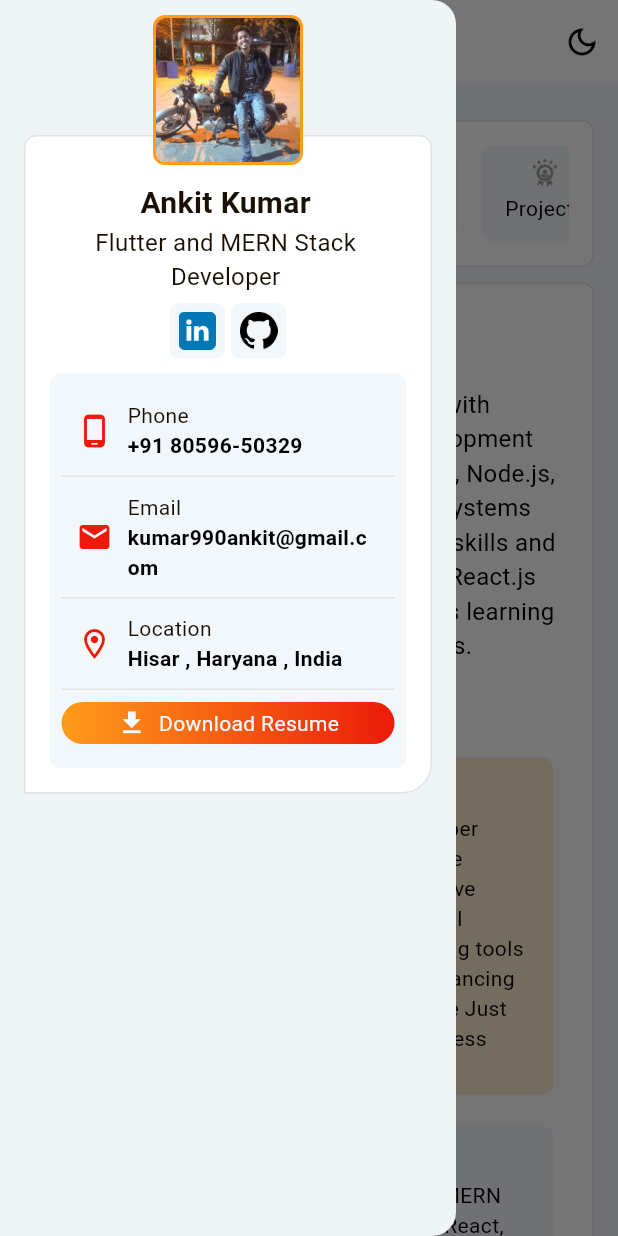
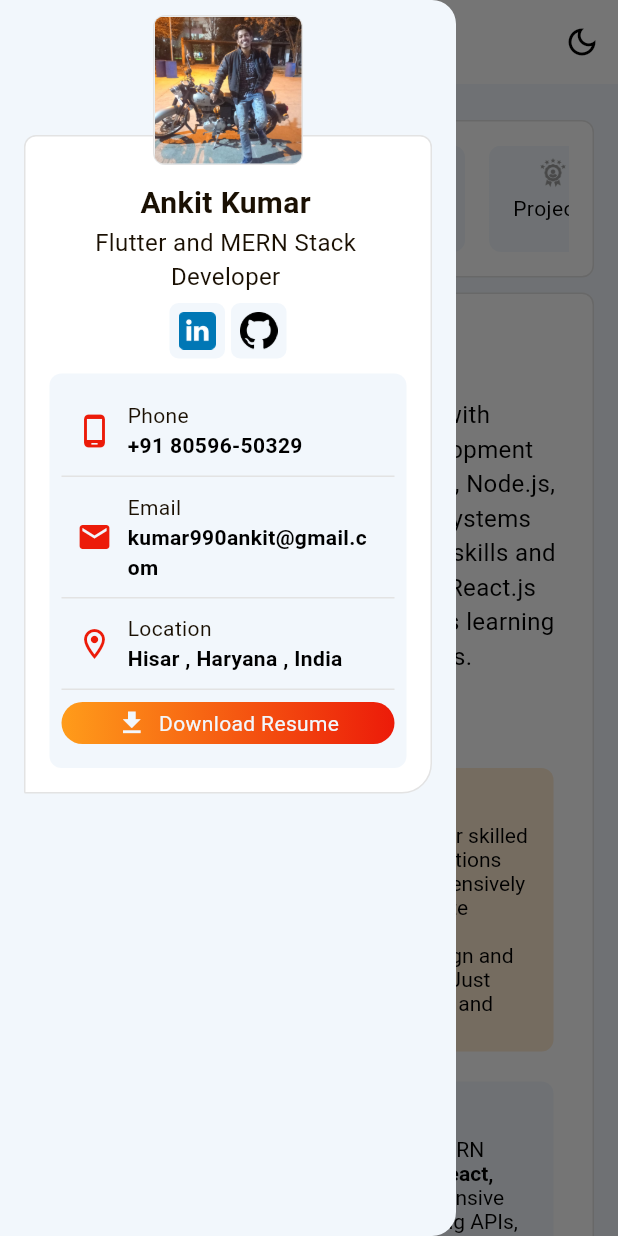
Before and after one commit to Ankit-Developer-2024/portfolio-Flutter, a Flutter app: the screen it shows after launch, with the side drawer open, on a phone screen of 412 x 824 dp. Run offline on Flutter 3.47's test engine with Material 3 defaults, Android fonts, the phone set to English and light mode, and no system bars; drawn by our look-alikes of toastification; our stand-ins replace carousel_slider, get, google_fonts, responsive_builder; missing offline and left inert: universal_html.

Commit message:
improve ui and solve some bug

```diff
--- a/lib/core/localization/localization.dart
+++ b/lib/core/localization/localization.dart
@@ -28,11 +28,15 @@ class Localization extends Translations {
               """Recent Computer Science graduate with hands-on experience in mobile development using Flutter. Proficient in JavaScript, Node.js, and Dart, alongside version control systems like Git. Demonstratesstrong testing skills and familiarity with frameworks such as React.js and Flutter. Committed to continuous learning and mastering emerging technologies.""",
           "what_i_do": "What I do!",
           "app_development": "App Development",
-          "user_app_development":
-              "I am an experienced Flutter app developer skilled in creating cross-platform mobile applications using Flutter and Dart. I have worked extensively on UI/UX design, API integration, and state management using tools like GetX. My contributions include enhancing the design and functionality of apps like Just Fresh and Just Retailer, ensuring seamless performance and user satisfaction.",
+          "user_app_development_part1":
+              "I am an experienced Flutter app developer skilled in creating cross-platform mobile applications using",
+          "user_app_development_part2":" Flutter and Dart. ",
+          "user_app_development_part3":"I have worked extensively on UI/UX design, API integration, and state management using tools like GetX. My contributions include enhancing the design and functionality of apps like Just Fresh and Just Retailer, ensuring seamless performance and user satisfaction.",
           "web_development": "Web Development",
-          "user_web_development":
-              "I am a web developer proficient in the MERN stack, including MongoDB, Express.js, React, and Node.js. I specialize in creating responsive and dynamic web applications, integrating APIs, and managing backend operations. My expertise includes building scalable, full-stack solutions, designing websites using Flutter for cross-platform compatibility, and ensuring seamless user experiences.",
+          "user_web_development_part1":
+              "I am a web developer proficient in the MERN stack, including",
+          "user_web_development_part2":" MongoDB, Express.js, React, and Node.js ",
+          "user_web_development_part3":"I specialize in creating responsive and dynamic web applications, integrating APIs, and managing backend operations. My expertise includes building scalable, full-stack solutions, designing websites using Flutter for cross-platform compatibility, and ensuring seamless user experiences.",
           "experience": "Experience",
           "education": "Education",
           "gju": "Guru Jambheshwar University of Science & Technology , Hisar",
@@ -43,18 +47,19 @@ class Localization extends Translations {
           "aps": "Adarsh Public Sr. Sec. School , Fatehabad , Haryana",
           "work_skills": "Work Skills",
           "phone_:": "Phone :",
-          "mail_:":"Main :",
-          "form_heading":"I am always open to discussing new projects, opportunities in tech world, partnerships and more so mentorship.",
-          "sumbit":"Sumbit",
+          "mail_:": "Main :",
+          "form_heading":
+              "I am always open to discussing new projects, opportunities in tech world, partnerships and more so mentorship.",
+          "sumbit": "Sumbit",
 
-            //Experience
-            "flutter_developer": "Flutter Developer",
+          //Experience
+          "flutter_developer": "Flutter Developer",
           "sde_1": "SDE-I",
           "2024": "2024",
           "company_krishiacharya": "Krishiacharya Technologies Pvt. Ltd.",
           "company_krishiacharya_with_location":
               "Krishiacharya Technologies Pvt. Ltd. Gurugram , India",
-          "location_gurugram.": "Gurugram",
+          "location_gurugram": "Gurugram",
           "sde_1_point_1":
               "Worked on modular Warehouse Management App with features for order management, return tracking, and QR code scanning to enhance workflow efficiency. Streamlined order processing and implemented product dumping based on quality checks, significantly improving warehouse operations.",
           "sde_1_point_2":
--- a/lib/core/styles/app_dimesions.dart
+++ b/lib/core/styles/app_dimesions.dart
@@ -37,7 +37,10 @@ class AppDimesions {
   static const double size_25 = 25;
   static const double size_50 = 50;
   static const double size_60 = 60;
+  static const double size_80 = 80;
   static const double size_100 = 100;
+  static const double size_105 = 105;
+  static const double size_120 = 120;
   static const double size_550 = 550;
   static const double size_580 = 500;
 }
--- a/lib/viewmodels/home_controller.dart
+++ b/lib/viewmodels/home_controller.dart
@@ -15,6 +15,7 @@ import 'package:url_launcher/url_launcher.dart';
 
 class HomeController extends GetxController {
   RxBool lightThemeMode = true.obs;
+
   final GlobalKey<FormState> formKey = GlobalKey<FormState>();
   TextEditingController nameController = TextEditingController();
   TextEditingController mailPhoneController = TextEditingController();
@@ -119,7 +120,7 @@ class HomeController extends GetxController {
     {
       "projectName": "Portfolio",
       "projectTechUsed": "Flutter",
-      "projectURL": "",
+      "projectURL": "ankit-portfolio-swart.vercel.app/",
       "projectDevelopmentIn": "Web Development",
       "listOfImagesPath": [
         "portfolio_img/portfolio_1.png",
@@ -206,6 +207,7 @@ class HomeController extends GetxController {
 
   RxInt navBarButtonHoverIndex = 100.obs;
   RxInt navBarButtonSelectedIndex = 0.obs;
+  RxBool isUserImgHover = false.obs;
 
   bool isHovering(int val) => navBarButtonHoverIndex.value == val;
   bool isActive(int val) => navBarButtonSelectedIndex.value == val;
@@ -239,10 +241,7 @@ class HomeController extends GetxController {
         Get.snackbar("Get Some Error", "");
       }
     } else {
-      toast(
-          title: "This project is not hosted yet",
-          subTitle: "sub title",
-          icon: ToastIcon.info);
+      toast(title: "This project is not hosted yet", icon: ToastIcon.info);
     }
   }
 
@@ -331,6 +330,7 @@ class HomeController extends GetxController {
         name: nameController.text,
         email: mailPhoneController.text,
         message: messageController.text);
+    formKey.currentState!.reset();
 
     return;
   }
--- a/lib/views/widgets/components/user_experience_data_ui.dart
+++ b/lib/views/widgets/components/user_experience_data_ui.dart
@@ -4,6 +4,7 @@ import 'package:protfolio/core/app/componetns/bullet_list.dart';
 import 'package:protfolio/core/styles/app_colors.dart';
 import 'package:protfolio/core/styles/app_dimesions.dart';
 import 'package:protfolio/core/styles/app_test_styles.dart';
+import 'package:protfolio/utils/utilty/utils.dart';
 import 'package:protfolio/viewmodels/home_controller.dart';
 
 class UserExperienceDataUi extends GetView<HomeController> {
@@ -85,7 +86,7 @@ class UserExperienceDataUi extends GetView<HomeController> {
                     baseline: TextBaseline.alphabetic,
                     child: SizedBox(width: 10)),
                 TextSpan(
-                  text: companyLocation,
+                  text: Utils.getString(companyLocation),
                 )
               ])),
           const SizedBox(
--- a/lib/views/widgets/nav_bar_button.dart
+++ b/lib/views/widgets/nav_bar_button.dart
@@ -13,7 +13,7 @@ class NavBarButton extends GetView<HomeController> {
   Widget build(BuildContext context) {
     return Obx(
       () => Container(
-        height: AppDimesions.px_98,
+          height: AppDimesions.size_105,
         padding: const EdgeInsets.all(AppDimesions.px_16),
         decoration: BoxDecoration(
             color: controller.lightThemeMode.value
@@ -44,7 +44,8 @@ class NavBarButton extends GetView<HomeController> {
                       : controller.changeHoveringItem(100);
                 },
                 hoverColor: AppColors.darkModeColor,
-                child: Container(
+                child: AnimatedContainer(
+                  duration: const Duration(seconds: 1),
                   padding: const EdgeInsets.symmetric(
                       horizontal: AppDimesions.px_16,
                       vertical: AppDimesions.px_8),
@@ -62,8 +63,14 @@ class NavBarButton extends GetView<HomeController> {
                   child: Column(
                     children: [
                       Image.asset(data[1],
-                          width: AppDimesions.size_20,
-                          height: AppDimesions.size_20,
+                          width:
+                              controller.isHovering(i) || controller.isActive(i)
+                                  ? AppDimesions.size_25
+                                  : AppDimesions.size_20,
+                          height:
+                              controller.isHovering(i) || controller.isActive(i)
+                                  ? AppDimesions.size_25
+                                  : AppDimesions.size_20,
                           color:
                               controller.isHovering(i) || controller.isActive(i)
                                   ? AppColors.lightBlueish
@@ -73,11 +80,12 @@ class NavBarButton extends GetView<HomeController> {
                       ),
                       Text(
                         data[0].toString(),
-                        style: AppTextStyles.textRegular14mp400(
-                            color: controller.isHovering(i) ||
-                                    controller.isActive(i)
-                                ? AppColors.white
-                                : AppColors.black),
+                        style:
+                            controller.isHovering(i) || controller.isActive(i)
+                                ? AppTextStyles.textMedium16mp400(
+                                    color: AppColors.white)
+                                : AppTextStyles.textRegular14mp400(
+                                    color: AppColors.black),
                       ),
                     ],
                   ),
--- a/lib/views/widgets/sections/user_home_section.dart
+++ b/lib/views/widgets/sections/user_home_section.dart
@@ -18,7 +18,8 @@ class UserHomeSection extends StatelessWidget {
       children: [
         HeadingWithLineUi(
           heading: "about_me",
-          lineWidth: Get.width <= 470 ? AppDimesions.px_70 : AppDimesions.px_225,
+          lineWidth:
+              Get.width <= 470 ? AppDimesions.px_70 : AppDimesions.px_225,
         ),
         const SizedBox(
           height: AppDimesions.px_10,
@@ -76,10 +77,21 @@ class UserHomeSection extends StatelessWidget {
                         )
                       ],
                     ),
-                    Text(
-                      Utils.getString("user_app_development"),
-                      style: AppTextStyles.textRegular14mp400(),
-                    )
+                    RichText(
+                        text: TextSpan(
+                            style: AppTextStyles.textRegular14mp400(),
+                            children: [
+                          TextSpan(
+                              text: Utils.getString(
+                                  "user_app_development_part1")),
+                          TextSpan(
+                              text:
+                                  Utils.getString("user_app_development_part2"),
+                              style: AppTextStyles.textRegular14mp600()),
+                          TextSpan(
+                              text: Utils.getString(
+                                  "user_app_development_part3")),
+                        ])),
                   ],
                 ),
               ),
@@ -114,10 +126,21 @@ class UserHomeSection extends StatelessWidget {
                         )
                       ],
                     ),
-                    Text(
-                      Utils.getString("user_web_development"),
-                      style: AppTextStyles.textRegular14mp400(),
-                    )
+                    RichText(
+                        text: TextSpan(
+                            style: AppTextStyles.textRegular14mp400(),
+                            children: [
+                          TextSpan(
+                              text: Utils.getString(
+                                  "user_web_development_part1")),
+                          TextSpan(
+                              text:
+                                  Utils.getString("user_web_development_part2"),
+                              style: AppTextStyles.textRegular14mp600()),
+                          TextSpan(
+                              text: Utils.getString(
+                                  "user_web_development_part3")),
+                        ])),
                   ],
                 ),
               ),
--- a/lib/views/widgets/user_drawer.dart
+++ b/lib/views/widgets/user_drawer.dart
@@ -13,7 +13,11 @@ class UserDrawer extends GetView<HomeController> {
 
   @override
   Widget build(BuildContext context) {
-    return Drawer(
+    return Obx(
+      () => Drawer(
+          backgroundColor: controller.lightThemeMode.value
+              ? AppColors.lightBlueish
+              : AppColors.darkModeColor,
           child: Padding(
             padding: const EdgeInsets.only(
                 top: AppDimesions.px_10, bottom: AppDimesions.px_10),
@@ -22,8 +26,7 @@ class UserDrawer extends GetView<HomeController> {
               children: [
                 LayoutBuilder(builder: (context, constraints) {
                   return SingleChildScrollView(
-              child: Obx(
-                () => Container(
+                    child: Container(
                       padding: const EdgeInsets.only(
                           top: AppDimesions.px_30,
                           left: AppDimesions.px_16,
@@ -130,7 +133,8 @@ class UserDrawer extends GetView<HomeController> {
                                           AppColors.secondary
                                         ])),
                                     child: Row(
-                                  mainAxisAlignment: MainAxisAlignment.center,
+                                      mainAxisAlignment:
+                                          MainAxisAlignment.center,
                                       children: [
                                         const Icon(
                                           Icons.download,
@@ -143,8 +147,10 @@ class UserDrawer extends GetView<HomeController> {
                                         Text(
                                           Utils.getString("download"),
                                           textAlign: TextAlign.center,
-                                      style: AppTextStyles.textRegular14mp400(
-                                          color: AppColors.lightBlueish),
+                                          style:
+                                              AppTextStyles.textRegular14mp400(
+                                                  color:
+                                                      AppColors.lightBlueish),
                                           maxLines: 5,
                                           softWrap: true,
                                           overflow: TextOverflow.ellipsis,
@@ -152,8 +158,10 @@ class UserDrawer extends GetView<HomeController> {
                                         Text(
                                           Utils.getString("resume"),
                                           textAlign: TextAlign.center,
-                                      style: AppTextStyles.textRegular14mp400(
-                                          color: AppColors.lightBlueish),
+                                          style:
+                                              AppTextStyles.textRegular14mp400(
+                                                  color:
+                                                      AppColors.lightBlueish),
                                           maxLines: 5,
                                           softWrap: true,
                                           overflow: TextOverflow.ellipsis,
@@ -168,27 +176,43 @@ class UserDrawer extends GetView<HomeController> {
                         ],
                       ),
                     ),
-              ),
                   );
                 }),
                 //img--------
-          Container(
-            width: AppDimesions.size_100,
-            height: AppDimesions.size_100,
+                InkWell(
+                  onTap: () {},
+                  onHover: (value) {
+                    controller.isUserImgHover.value = value;
+                  },
+                  child: AnimatedContainer(
+                    duration: const Duration(seconds: 1),
+                    width: controller.isUserImgHover.value
+                        ? AppDimesions.size_120
+                        : AppDimesions.size_100,
+                    height: controller.isUserImgHover.value
+                        ? AppDimesions.size_120
+                        : AppDimesions.size_100,
                     decoration: BoxDecoration(
                         border: Border.all(
-                    color: AppColors.primary, width: AppDimesions.px_2),
-                borderRadius: BorderRadius.circular(AppDimesions.radius_8)),
+                            color: controller.lightThemeMode.value
+                                ? AppColors.lightBlackish
+                                : AppColors.primary,
+                            width: AppDimesions.px_1),
+                        borderRadius:
+                            BorderRadius.circular(AppDimesions.radius_8)),
                     child: ClipRRect(
-              borderRadius: BorderRadius.circular(AppDimesions.radius_6),
+                      borderRadius:
+                          BorderRadius.circular(AppDimesions.radius_6),
                       child: Image.asset(
                         Utils.getImages("user.jpg"),
                         fit: BoxFit.cover,
                       ),
                     ),
                   ),
+                ),
               ],
             ),
-    ));
+          )),
+    );
   }
 }
--- a/lib/views/widgets/user_section.dart
+++ b/lib/views/widgets/user_section.dart
@@ -29,6 +29,7 @@ class UserSection extends GetView<HomeController> {
           ),
           Container(
               width: double.maxFinite,
+              margin: const EdgeInsets.only(bottom: AppDimesions.px_4),
               padding: const EdgeInsets.symmetric(
                   vertical: AppDimesions.px_16, horizontal: AppDimesions.px_16),
               decoration: BoxDecoration(
```
Also changed, not shown: lib/views/widgets/components/user_contact_form.dart (+14 -2 lines), lib/views/widgets/side_bar.dart (+22 -8 lines), lib/views/widgets/top_bar.dart (+22 -8 lines). Lines whose indentation alone changed are shown as unchanged.
